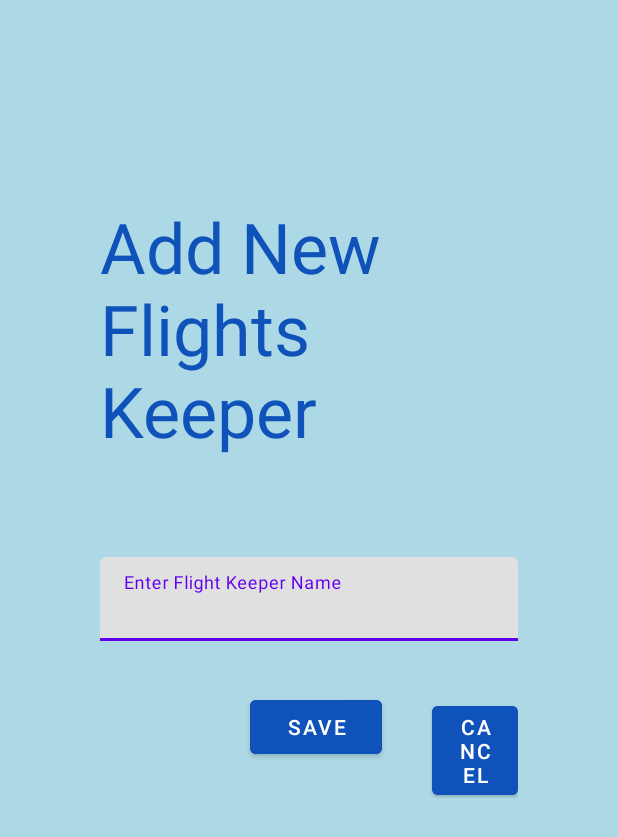
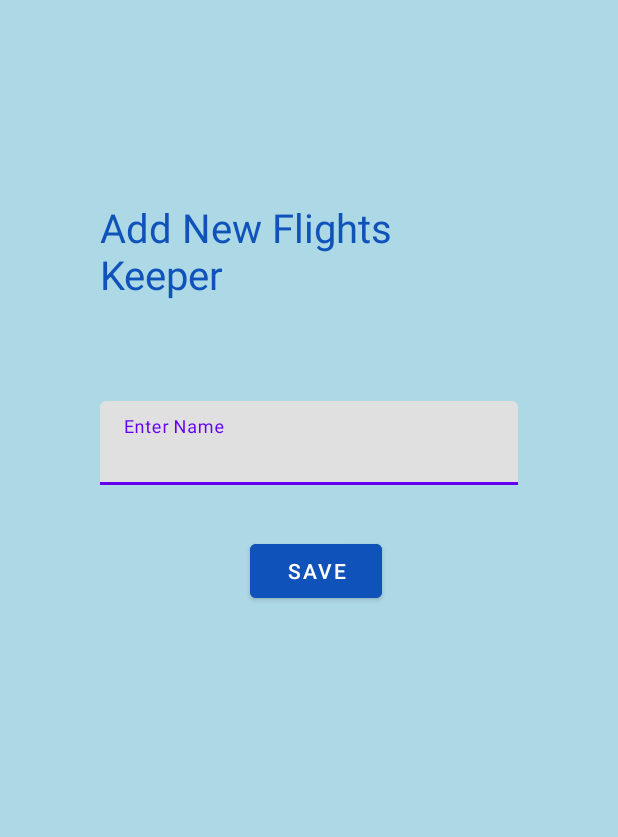
Before and after one commit to yangzho12138/Fly-High, an Android app: the layout flightkeeper_addnew.xml on its own in the app's theme, with its tools: preview values and no code run, on a phone screen of 412 x 824 dp. Shown: the top 837 px of the screen. Run offline under Robolectric (Android 15) with nearby library versions, the phone set to English and light mode, and no system bars.

```diff
--- a/Functional Prototype/MyQuizApp/app/src/main/res/layout/flightkeeper_addnew.xml
+++ b/Functional Prototype/MyQuizApp/app/src/main/res/layout/flightkeeper_addnew.xml
@@ -20,7 +20,7 @@
             android:layout_gravity="center"
             android:text="Add New Flights Keeper"
             android:textColor="#0F52BA"
-            android:textSize="70px" />
+            android:textSize="40px" />
 
         <LinearLayout
             android:layout_width="match_parent"
@@ -30,14 +30,14 @@
             >
 
             <com.google.android.material.textfield.TextInputLayout
-                android:id="@+id/textField"
                 android:layout_width="match_parent"
                 android:layout_height="wrap_content">
 
                 <com.google.android.material.textfield.TextInputEditText
+                    android:id="@+id/textField"
                     android:layout_width="match_parent"
                     android:layout_height="wrap_content"
-                    android:hint="Enter Flight Keeper Name"
+                    android:hint="Enter Name"
                     />
 
             </com.google.android.material.textfield.TextInputLayout>
@@ -52,17 +52,12 @@
             android:layout_marginTop="50px"
             >
             <Button
+                android:id="@+id/save"
                 android:layout_width="wrap_content"
                 android:layout_height="wrap_content"
                 android:layout_marginLeft="150px"
                 android:backgroundTint="#0F52BA"
                 android:text="Save" />
-            <Button
-                android:layout_width="wrap_content"
-                android:layout_height="wrap_content"
-                android:layout_marginLeft="50px"
-                android:backgroundTint="#0F52BA"
-                android:text="Cancel" />
 
         </LinearLayout>
 
--- a/Functional Prototype/MyQuizApp/app/src/main/res/layout/flightkeeper_main_card.xml
+++ b/Functional Prototype/MyQuizApp/app/src/main/res/layout/flightkeeper_main_card.xml
@@ -1,7 +1,7 @@
 <?xml version="1.0" encoding="utf-8"?>
-<LinearLayout xmlns:android="http://schemas.android.com/apk/res/android"
+<RelativeLayout xmlns:android="http://schemas.android.com/apk/res/android"
     android:layout_width="match_parent"
-    android:layout_height="match_parent">
+    android:layout_height="wrap_content">
     <com.google.android.material.card.MaterialCardView
         android:id="@+id/card"
         android:layout_width="match_parent"
@@ -26,4 +26,4 @@
 
     </com.google.android.material.card.MaterialCardView>
 
-</LinearLayout>
+</RelativeLayout>
```
Also changed, not shown: Functional Prototype/MyQuizApp/app/src/main/AndroidManifest.xml (+8 -0 lines), Functional Prototype/MyQuizApp/app/src/main/java/edu/illinois/cs465/myquizapp/FlightKeeperDetailActivity.java (+17 -22 lines), Functional Prototype/MyQuizApp/app/src/main/java/edu/illinois/cs465/myquizapp/FlightKeeperMainActivity.java (+36 -2 lines), Functional Prototype/MyQuizApp/app/src/main/res/layout/flightkeeper_main.xml (+11 -7 lines).
